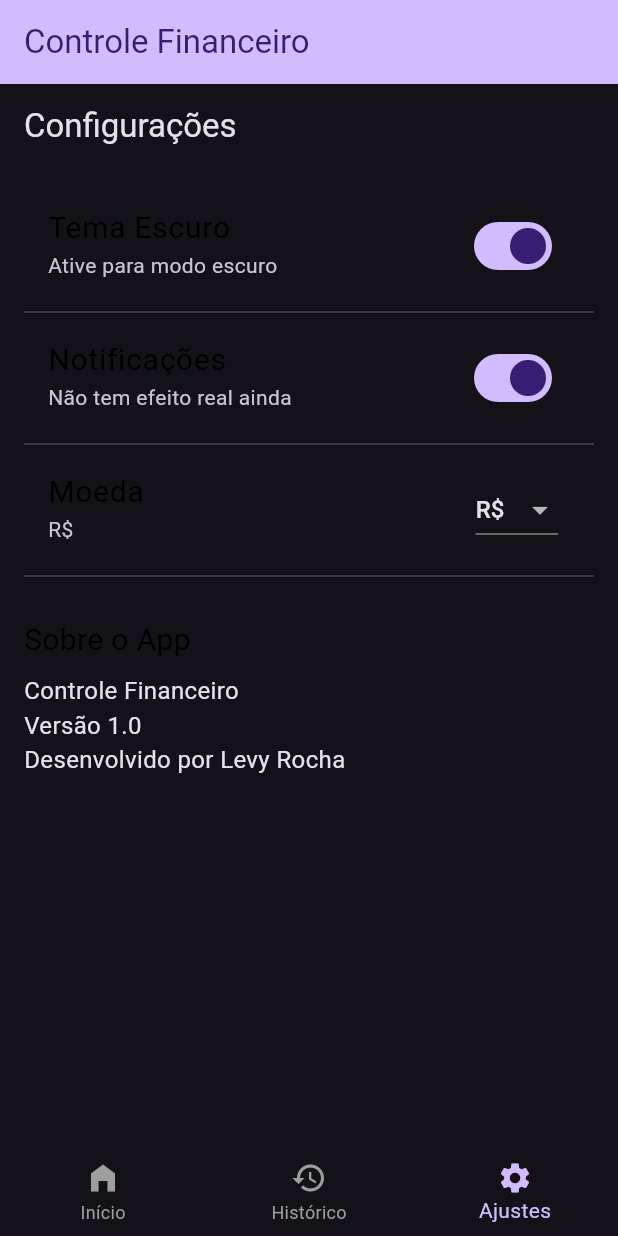
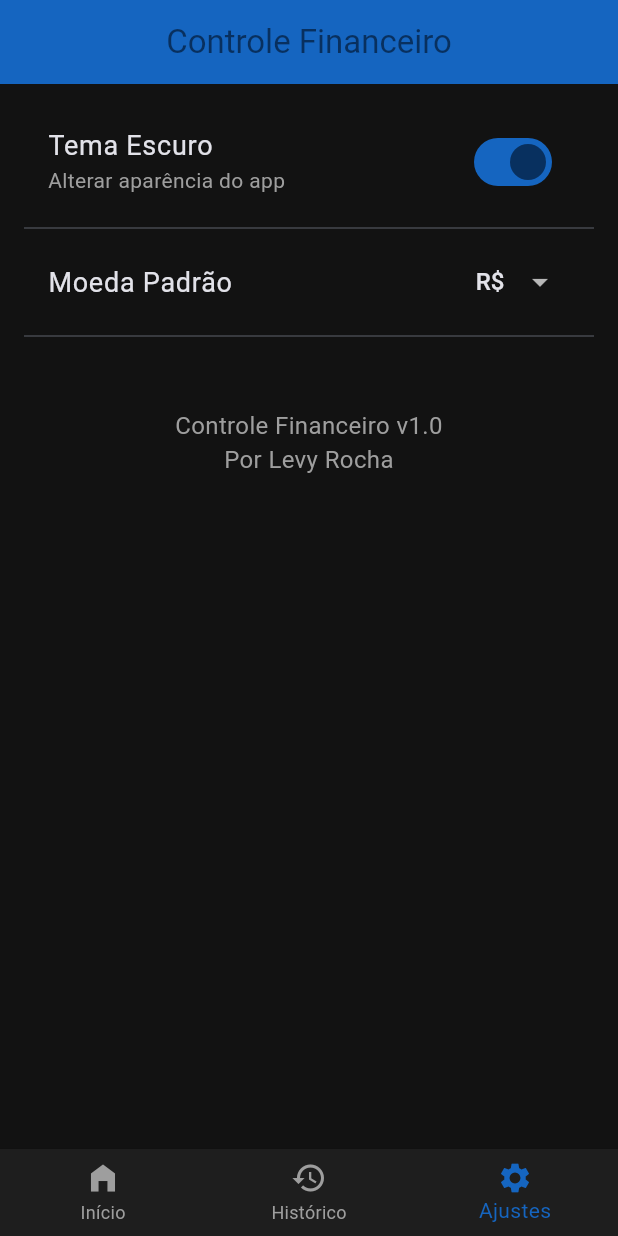
Before and after one commit to LevyFatec/financas, a Flutter app: the screen it shows after launch, item 3 of the bottom bar chosen, after a tap on "Tema Escuro", on a phone screen of 412 x 824 dp. Run offline on Flutter 3.47's test engine with Material 3 defaults, Android fonts, the phone set to English and light mode, and no system bars; our stand-ins replace fl_chart, shared_preferences, sqflite; accounts and stored records are empty.

Commit message:
Padronização de widgets, tema escuro e validações

```diff
--- a/lib/main.dart
+++ b/lib/main.dart
@@ -1,20 +1,20 @@
 import 'package:flutter/material.dart';
 import 'package:shared_preferences/shared_preferences.dart';
 import 'telas/home.dart';
+import 'theme.dart';
 
-// Notifiers globais
-final ValueNotifier<ThemeMode> temaNotifier = ValueNotifier(ThemeMode.light);
+// Notifiers
+final ValueNotifier<ThemeMode> temaNotifier = ValueNotifier(ThemeMode.system);
 final ValueNotifier<String> moedaNotifier = ValueNotifier('R\$');
 
 Future<void> main() async {
   WidgetsFlutterBinding.ensureInitialized();
 
-  // Carregar preferências salvas
   final prefs = await SharedPreferences.getInstance();
-  final temaEscuro = prefs.getBool('temaEscuro') ?? false;
+  final isDark = prefs.getBool('temaEscuro') ?? false;
   final moeda = prefs.getString('moeda') ?? 'R\$';
 
-  temaNotifier.value = temaEscuro ? ThemeMode.dark : ThemeMode.light;
+  temaNotifier.value = isDark ? ThemeMode.dark : ThemeMode.light;
   moedaNotifier.value = moeda;
 
   runApp(const MyApp());
@@ -27,13 +27,13 @@ class MyApp extends StatelessWidget {
   Widget build(BuildContext context) {
     return ValueListenableBuilder<ThemeMode>(
       valueListenable: temaNotifier,
-      builder: (_, tema, __) {
+      builder: (_, mode, __) {
         return MaterialApp(
           title: 'Controle Financeiro',
-          theme: ThemeData.light(useMaterial3: true),
-          darkTheme: ThemeData.dark(useMaterial3: true),
-          themeMode: tema,
           debugShowCheckedModeBanner: false,
+          theme: AppTheme.getTheme(false), // Tema Claro
+          darkTheme: AppTheme.getTheme(true), // Tema Escuro
+          themeMode: mode,
           home: const Home(),
         );
       },
--- a/lib/telas/dashboardpage.dart
+++ b/lib/telas/dashboardpage.dart
@@ -1,10 +1,9 @@
 import 'package:flutter/material.dart';
-import 'package:intl/intl.dart';
 import '../controllers/transacao_controller.dart';
 import '../widgets/button.dart';
 import '../widgets/textos.dart';
 import 'add_transaction_page.dart';
-import '../main.dart'; // para acessar moedaNotifier
+import '../main.dart';
 
 class DashboardPage extends StatefulWidget {
   const DashboardPage({super.key});
@@ -15,7 +14,6 @@ class DashboardPage extends StatefulWidget {
 
 class _DashboardPageState extends State<DashboardPage> {
   final controller = TransacaoController();
-
   double saldo = 0.0;
   double receitas = 0.0;
   double despesas = 0.0;
@@ -30,45 +28,45 @@ class _DashboardPageState extends State<DashboardPage> {
     final s = await controller.calcularSaldo();
     final r = await controller.somarPorTipo('receita');
     final d = await controller.somarPorTipo('despesa');
+    if(mounted) {
       setState(() {
         saldo = s;
         receitas = r;
         despesas = d;
       });
     }
+  }
 
   @override
   Widget build(BuildContext context) {
+    final colorScheme = Theme.of(context).colorScheme;
+
     return Scaffold(
-      appBar: AppBar(
-        title: const Text('Dashboard Financeiro'),
-        backgroundColor: Theme.of(context).colorScheme.primary,
-        foregroundColor: Colors.white,
-      ),
+      // AppBar já vem do Home
       body: Padding(
         padding: const EdgeInsets.all(16),
         child: Column(
+          crossAxisAlignment: CrossAxisAlignment.stretch,
           children: [
-            // SALDO ATUAL
-            Expanded(
-              flex: 2,
-              child: Card(
-                color: Colors.blue.shade50,
-                shape: RoundedRectangleBorder(
-                  borderRadius: BorderRadius.circular(16),
-                ),
-                child: Center(
+            // CARD SALDO
+            Card(
+              color: colorScheme.primaryContainer,
+              elevation: 4,
+              shape: RoundedRectangleBorder(borderRadius: BorderRadius.circular(16)),
+              child: Padding(
+                padding: const EdgeInsets.all(24),
                 child: Column(
-                    mainAxisAlignment: MainAxisAlignment.center,
                   children: [
-                      const Textos('Saldo Atual', Colors.black),
+                    Textos('Saldo Atual', cor: colorScheme.onPrimaryContainer, tamanho: 18),
                     const SizedBox(height: 8),
                     ValueListenableBuilder<String>(
                       valueListenable: moedaNotifier,
                       builder: (_, moeda, __) {
                         return Textos(
                           '$moeda ${saldo.toStringAsFixed(2)}',
-                            saldo >= 0 ? Colors.green : Colors.red,
+                          cor: saldo >= 0 ? Colors.green[700] : Colors.red[700],
+                          tamanho: 32,
+                          peso: FontWeight.bold,
                         );
                       },
                     ),
@@ -76,97 +74,63 @@ class _DashboardPageState extends State<DashboardPage> {
                 ),
               ),
             ),
+            const SizedBox(height: 16),
+
+            // RESUMO
+            Row(
+              children: [
+                Expanded(child: _buildInfoCard('Receitas', receitas, Colors.green)),
+                const SizedBox(width: 12),
+                Expanded(child: _buildInfoCard('Despesas', despesas, Colors.red)),
+              ],
             ),
 
-            const SizedBox(height: 10),
+            const Spacer(),
 
-            // RECEITAS E DESPESAS
-            Expanded(
-              flex: 3,
-              child: Row(
-                children: [
-                  Expanded(
-                    child: Card(
-                      color: Colors.green.shade50,
-                      shape: RoundedRectangleBorder(
-                        borderRadius: BorderRadius.circular(16),
+            // BOTÃO
+            Botoes(
+              "Nova Transação",
+              icone: Icons.add,
+              onPressed: () async {
+                await Navigator.push(
+                  context,
+                  MaterialPageRoute(builder: (_) => const AddTransactionPage()),
+                );
+                _atualizarResumo();
+              },
             ),
+            const SizedBox(height: 20),
+          ],
+        ),
+      ),
+    );
+  }
+
+  Widget _buildInfoCard(String titulo, double valor, Color corIcone) {
+    return Card(
+      elevation: 2,
       child: Padding(
         padding: const EdgeInsets.all(16),
         child: Column(
-                          mainAxisAlignment: MainAxisAlignment.center,
           children: [
-                            const Icon(Icons.arrow_upward,
-                                color: Colors.green, size: 40),
-                            const Textos('Receitas', Colors.black),
+            Icon(
+              titulo == 'Receitas' ? Icons.arrow_circle_up : Icons.arrow_circle_down,
+              color: corIcone,
+              size: 30,
+            ),
             const SizedBox(height: 8),
+            Textos(titulo, tamanho: 14),
+            const SizedBox(height: 4),
             ValueListenableBuilder<String>(
               valueListenable: moedaNotifier,
               builder: (_, moeda, __) {
                 return Textos(
-                                  '$moeda ${receitas.toStringAsFixed(2)}',
-                                  Colors.green,
+                  '$moeda ${valor.toStringAsFixed(2)}',
+                  cor: corIcone,
+                  peso: FontWeight.bold,
+                  tamanho: 16,
                 );
               },
-                            ),
-                          ],
-                        ),
-                      ),
-                    ),
-                  ),
-                  const SizedBox(width: 10),
-                  Expanded(
-                    child: Card(
-                      color: Colors.red.shade50,
-                      shape: RoundedRectangleBorder(
-                        borderRadius: BorderRadius.circular(16),
-                      ),
-                      child: Padding(
-                        padding: const EdgeInsets.all(16),
-                        child: Column(
-                          mainAxisAlignment: MainAxisAlignment.center,
-                          children: [
-                            const Icon(Icons.arrow_downward,
-                                color: Colors.red, size: 40),
-                            const Textos('Despesas', Colors.black),
-                            const SizedBox(height: 8),
-                            ValueListenableBuilder<String>(
-                              valueListenable: moedaNotifier,
-                              builder: (_, moeda, __) {
-                                return Textos(
-                                  '$moeda ${despesas.toStringAsFixed(2)}',
-                                  Colors.red,
-                                );
-                              },
-                            ),
-                          ],
-                        ),
-                      ),
-                    ),
-                  ),
-                ],
-              ),
-            ),
-
-            const SizedBox(height: 10),
-
-            // BOTÃO ÚNICO
-            Expanded(
-              flex: 2,
-              child: Center(
-                child: Botoes(
-                  "Adicionar Transação",
-                  onPressed: () async {
-                    await Navigator.push(
-                      context,
-                      MaterialPageRoute(
-                        builder: (context) => const AddTransactionPage(),
-                      ),
-                    );
-                    _atualizarResumo();
-                  },
-                ),
-              ),
             ),
           ],
         ),
--- a/lib/telas/history_page.dart
+++ b/lib/telas/history_page.dart
@@ -3,7 +3,7 @@ import '../controllers/transacao_controller.dart';
 import '../models/transacao_model.dart';
 import 'package:intl/intl.dart';
 import 'pie_chart_page.dart';
-import '../main.dart'; // Para moedaNotifier
+import '../main.dart';
 
 class HistoryPage extends StatefulWidget {
   const HistoryPage({super.key});
--- a/lib/telas/pie_chart_page.dart
+++ b/lib/telas/pie_chart_page.dart
@@ -58,7 +58,7 @@ class _PieChartPageState extends State<PieChartPage> {
         padding: const EdgeInsets.all(16),
         child: despesas.isEmpty
             ? const Center(
-          child: Textos('Nenhuma despesa neste mês.', Colors.grey),
+          child: Textos('Nenhuma despesa neste mês.', cor: Colors.grey),
         )
             : Column(
           children: [
@@ -124,7 +124,7 @@ class _PieChartPageState extends State<PieChartPage> {
                         subtitle: Text(
                             '${percent.toStringAsFixed(1)}% do total'),
                         trailing: Textos(
-                            moeda.format(e.value), Colors.black87),
+                            moeda.format(e.value), cor: Colors.black),
                       );
                     }).toList(),
                   ),
--- a/lib/telas/settingspage.dart
+++ b/lib/telas/settingspage.dart
@@ -1,7 +1,7 @@
 import 'package:flutter/material.dart';
 import 'package:shared_preferences/shared_preferences.dart';
 import '../widgets/textos.dart';
-import '../main.dart'; // para acessar os notifiers globais
+import '../main.dart'; // Importante para acessar o temaNotifier e moedaNotifier
 
 class SettingsPage extends StatefulWidget {
   const SettingsPage({super.key});
@@ -11,98 +11,79 @@ class SettingsPage extends StatefulWidget {
 }
 
 class _SettingsPageState extends State<SettingsPage> {
-  bool temaEscuro = false;
-  bool notificacoes = true;
-  String moeda = 'R\$';
-
-  final List<String> moedas = ['R\$', 'USD', 'EUR'];
-
-  @override
-  void initState() {
-    super.initState();
-    _carregarPreferencias();
-  }
-
-  Future<void> _carregarPreferencias() async {
-    final prefs = await SharedPreferences.getInstance();
-    setState(() {
-      temaEscuro = prefs.getBool('temaEscuro') ?? false;
-      notificacoes = prefs.getBool('notificacoes') ?? true;
-      moeda = prefs.getString('moeda') ?? 'R\$';
-    });
-  }
+  // Removemos variáveis locais desnecessárias para usar direto os notifiers globais
 
   Future<void> _salvarTema(bool escuro) async {
     final prefs = await SharedPreferences.getInstance();
     await prefs.setBool('temaEscuro', escuro);
+
+    // 1. Atualiza o Notifier global para mudar o app todo
     temaNotifier.value = escuro ? ThemeMode.dark : ThemeMode.light;
+
+    // 2. O PULO DO GATO: Força o switch a atualizar visualmente na tela
+    setState(() {});
   }
 
   Future<void> _salvarMoeda(String novaMoeda) async {
     final prefs = await SharedPreferences.getInstance();
     await prefs.setString('moeda', novaMoeda);
     moedaNotifier.value = novaMoeda;
+    setState(() {}); // Atualiza o dropdown
   }
 
   @override
   Widget build(BuildContext context) {
+    // Verifica se o tema atual é Escuro para posicionar o Switch corretamente
+    final isDark = temaNotifier.value == ThemeMode.dark;
+
     return Scaffold(
-      appBar: AppBar(
-        title: const Text('Configurações'),
-      ),
+      // AppBar removida se você já estiver usando dentro de uma Home com AppBar
+      // Se estiver usando solta, pode descomentar a linha abaixo:
+      // appBar: AppBar(title: const Text('Configurações')),
       body: ListView(
         padding: const EdgeInsets.all(16),
         children: [
-          // Tema Escuro
+          // TEMA ESCURO
           SwitchListTile(
-            title: const Textos('Tema Escuro', Colors.black),
-            subtitle: const Text('Ative para modo escuro'),
-            value: temaEscuro,
-            onChanged: (v) {
-              setState(() => temaEscuro = v);
-              _salvarTema(v);
-            },
+            title: const Textos('Tema Escuro', tamanho: 18),
+            subtitle: const Textos(
+                'Alterar aparência do app',
+                tamanho: 14,
+                cor: Colors.grey
+            ),
+            value: isDark, // Usa o valor calculado acima
+            onChanged: (v) => _salvarTema(v),
           ),
           const Divider(),
 
-          // Notificações (apenas enfeite)
-          SwitchListTile(
-            title: const Textos('Notificações', Colors.black),
-            subtitle: const Text('Não tem efeito real ainda'),
-            value: notificacoes,
-            onChanged: (v) => setState(() => notificacoes = v),
-          ),
-          const Divider(),
-
-          // Moeda
+          // MOEDA
           ListTile(
-            title: const Textos('Moeda', Colors.black),
-            subtitle: Text(moeda),
-            trailing: DropdownButton<String>(
-              value: moeda,
-              items: moedas
-                  .map((m) => DropdownMenuItem(
-                value: m,
-                child: Text(m),
-              ))
-                  .toList(),
-              onChanged: (v) {
-                if (v != null) {
-                  setState(() => moeda = v);
-                  _salvarMoeda(v);
-                }
+            title: const Textos('Moeda Padrão', tamanho: 18),
+            trailing: ValueListenableBuilder<String>(
+              valueListenable: moedaNotifier,
+              builder: (_, valorAtual, __) {
+                return DropdownButton<String>(
+                  value: valorAtual,
+                  underline: Container(), // Remove a linha padrão feia do dropdown
+                  items: ['R\$', 'USD', 'EUR']
+                      .map((m) => DropdownMenuItem(value: m, child: Text(m)))
+                      .toList(),
+                  onChanged: (v) {
+                    if (v != null) _salvarMoeda(v);
+                  },
+                );
               },
             ),
           ),
           const Divider(),
 
-          // Sobre o App
-          const SizedBox(height: 20),
-          const Textos('Sobre o App', Colors.black),
-          const SizedBox(height: 8),
-          const Text(
-            'Controle Financeiro\nVersão 1.0\nDesenvolvido por Levy Rocha',
-            style: TextStyle(fontSize: 16),
+          const SizedBox(height: 40),
+          const Center(
+            child: Textos(
+              'Controle Financeiro v1.0\nPor Levy Rocha',
+              align: TextAlign.center,
+              cor: Colors.grey,
+            ),
           ),
         ],
       ),
--- a/lib/theme.dart
+++ b/lib/theme.dart
@@ -1,98 +1,69 @@
 import 'package:flutter/material.dart';
 
 class AppTheme {
-  // 🎨 Paleta de cores principal
-  static const Color primaryColor = Color(0xFF1565C0); // Azul principal
-  static const Color secondaryColor = Color(0xFFFF9800); // Laranja
-  static const Color backgroundColor = Color(0xFFF5F5F5); // Cinza claro
-  static const Color textPrimary = Color(0xFF212121); // Texto padrão
-  static const Color textSecondary = Color(0xFF757575); // Texto secundário
-  static const Color cardColor = Colors.white;
+  // Cores Base
+  static const Color primaryColor = Color(0xFF1565C0);
+  static const Color secondaryColor = Color(0xFFFF9800);
 
-  // 🌈 Esquema de cores
-  static final ColorScheme colorScheme = ColorScheme.fromSeed(
+  // Esquemas de Cores
+  static final ColorScheme lightScheme = ColorScheme.fromSeed(
     seedColor: primaryColor,
     primary: primaryColor,
     secondary: secondaryColor,
-    background: backgroundColor,
-    surface: cardColor,
+    brightness: Brightness.light,
+    surface: Colors.white,
+    background: const Color(0xFFF5F5F5),
   );
 
-  // 🖋️ Estilos de texto
-  static const TextTheme textTheme = TextTheme(
-    headlineLarge: TextStyle(
-      fontSize: 26,
-      fontWeight: FontWeight.bold,
-      color: textPrimary,
-    ),
-    headlineMedium: TextStyle(
-      fontSize: 22,
-      fontWeight: FontWeight.w600,
-      color: textPrimary,
-    ),
-    bodyLarge: TextStyle(
-      fontSize: 18,
-      color: textPrimary,
-    ),
-    bodyMedium: TextStyle(
-      fontSize: 16,
-      color: textSecondary,
-    ),
-    labelLarge: TextStyle(
-      fontSize: 16,
-      fontWeight: FontWeight.bold,
-      color: Colors.white,
-    ),
+  static final ColorScheme darkScheme = ColorScheme.fromSeed(
+    seedColor: primaryColor,
+    primary: primaryColor,
+    secondary: secondaryColor,
+    brightness: Brightness.dark,
+    surface: const Color(0xFF1E1E1E),
+    background: const Color(0xFF121212),
   );
 
-  // 🧱 Estilo de botões e inputs
-  static final ElevatedButtonThemeData elevatedButtonTheme =
-  ElevatedButtonThemeData(
-    style: ElevatedButton.styleFrom(
-      backgroundColor: primaryColor,
-      foregroundColor: Colors.white,
-      padding: const EdgeInsets.symmetric(horizontal: 20, vertical: 14),
-      shape: RoundedRectangleBorder(
-        borderRadius: BorderRadius.circular(12),
-      ),
-      textStyle: const TextStyle(fontSize: 16, fontWeight: FontWeight.w600),
-      elevation: 3,
-    ),
-  );
+  // Método para obter o tema
+  static ThemeData getTheme(bool isDark) {
+    final scheme = isDark ? darkScheme : lightScheme;
 
-  static final InputDecorationTheme inputDecorationTheme = InputDecorationTheme(
-    border: OutlineInputBorder(
-      borderRadius: BorderRadius.circular(12),
-      borderSide: const BorderSide(color: primaryColor, width: 1.5),
-    ),
-    focusedBorder: OutlineInputBorder(
-      borderRadius: BorderRadius.circular(12),
-      borderSide: const BorderSide(color: secondaryColor, width: 2),
-    ),
-    labelStyle: const TextStyle(color: textSecondary, fontSize: 16),
-    hintStyle: const TextStyle(color: Colors.grey, fontSize: 14),
-    contentPadding: const EdgeInsets.symmetric(horizontal: 16, vertical: 12),
-  );
-
-  // 🪄 Tema principal
-  static ThemeData get lightTheme {
     return ThemeData(
       useMaterial3: true,
-      colorScheme: colorScheme,
-      scaffoldBackgroundColor: backgroundColor,
-      cardColor: cardColor,
-      textTheme: textTheme,
-      elevatedButtonTheme: elevatedButtonTheme,
-      inputDecorationTheme: inputDecorationTheme,
-      appBarTheme: const AppBarTheme(
-        backgroundColor: primaryColor,
-        foregroundColor: Colors.white,
-        elevation: 2,
+      colorScheme: scheme,
+      scaffoldBackgroundColor: scheme.background,
+      cardColor: scheme.surface,
+
+      appBarTheme: AppBarTheme(
+        backgroundColor: scheme.primary,
+        foregroundColor: scheme.onPrimary,
+        elevation: 0,
         centerTitle: true,
       ),
-      floatingActionButtonTheme: const FloatingActionButtonThemeData(
-        backgroundColor: primaryColor,
-        foregroundColor: Colors.white,
+
+      elevatedButtonTheme: ElevatedButtonThemeData(
+        style: ElevatedButton.styleFrom(
+          backgroundColor: scheme.primary,
+          foregroundColor: scheme.onPrimary,
+          padding: const EdgeInsets.symmetric(horizontal: 24, vertical: 16),
+          shape: RoundedRectangleBorder(borderRadius: BorderRadius.circular(12)),
+          textStyle: const TextStyle(fontSize: 16, fontWeight: FontWeight.bold),
+        ),
+      ),
+
+      inputDecorationTheme: InputDecorationTheme(
+        filled: true,
+        fillColor: isDark ? Colors.grey[800] : Colors.grey[200],
+        border: OutlineInputBorder(
+          borderRadius: BorderRadius.circular(12),
+          borderSide: BorderSide.none,
+        ),
+        focusedBorder: OutlineInputBorder(
+          borderRadius: BorderRadius.circular(12),
+          borderSide: BorderSide(color: scheme.primary, width: 2),
+        ),
+        labelStyle: TextStyle(color: scheme.onSurfaceVariant),
+        contentPadding: const EdgeInsets.all(16),
       ),
     );
   }
--- a/lib/widgets/button.dart
+++ b/lib/widgets/button.dart
@@ -1,16 +1,24 @@
 import 'package:flutter/material.dart';
-
 
 class Botoes extends StatelessWidget {
   final String texto;
-  final void Function() onPressed;
+  final VoidCallback onPressed;
+  final IconData? icone;
 
-
-  const Botoes(this.texto, {required this.onPressed, super.key});
-
+  const Botoes(this.texto, {required this.onPressed, this.icone, super.key});
 
   @override
   Widget build(BuildContext context) {
-    return ElevatedButton(onPressed: onPressed, child: Text(texto));
+    if (icone != null) {
+      return ElevatedButton.icon(
+        onPressed: onPressed,
+        icon: Icon(icone),
+        label: Text(texto),
+      );
+    }
+    return ElevatedButton(
+      onPressed: onPressed,
+      child: Text(texto),
+    );
   }
 }
--- a/lib/widgets/textos.dart
+++ b/lib/widgets/textos.dart
@@ -1,19 +1,33 @@
 import 'package:flutter/material.dart';
 
+class Textos extends StatelessWidget {
+  final String texto;
+  final Color? cor;
+  final double? tamanho;
+  final FontWeight? peso;
+  final TextAlign? align;
 
-class Textos extends StatelessWidget {
-final String meuTexto;
-final Color cores;
+  const Textos(
+      this.texto, {
+        super.key,
+        this.cor,
+        this.tamanho,
+        this.peso,
+        this.align,
+      });
 
-
-const Textos(this.meuTexto, this.cores, {super.key});
-
-
-@override
-Widget build(BuildContext context) {
-return Text(
-meuTexto,
-style: TextStyle(color: cores, fontSize: 20),
-);
+  @override
+  Widget build(BuildContext context) {
+    final theme = Theme.of(context);
+    // Se não passar cor, usa a cor padrão do texto do tema
+    return Text(
+      texto,
+      textAlign: align,
+      style: TextStyle(
+        color: cor ?? theme.textTheme.bodyLarge?.color,
+        fontSize: tamanho ?? 16,
+        fontWeight: peso ?? FontWeight.normal,
+      ),
+    );
+  }
 }
-}
```
Also changed, not shown: lib/telas/add_transaction_page.dart (+52 -32 lines), lib/widgets/input.dart (+20 -9 lines). Lines whose indentation alone changed are shown as unchanged.
